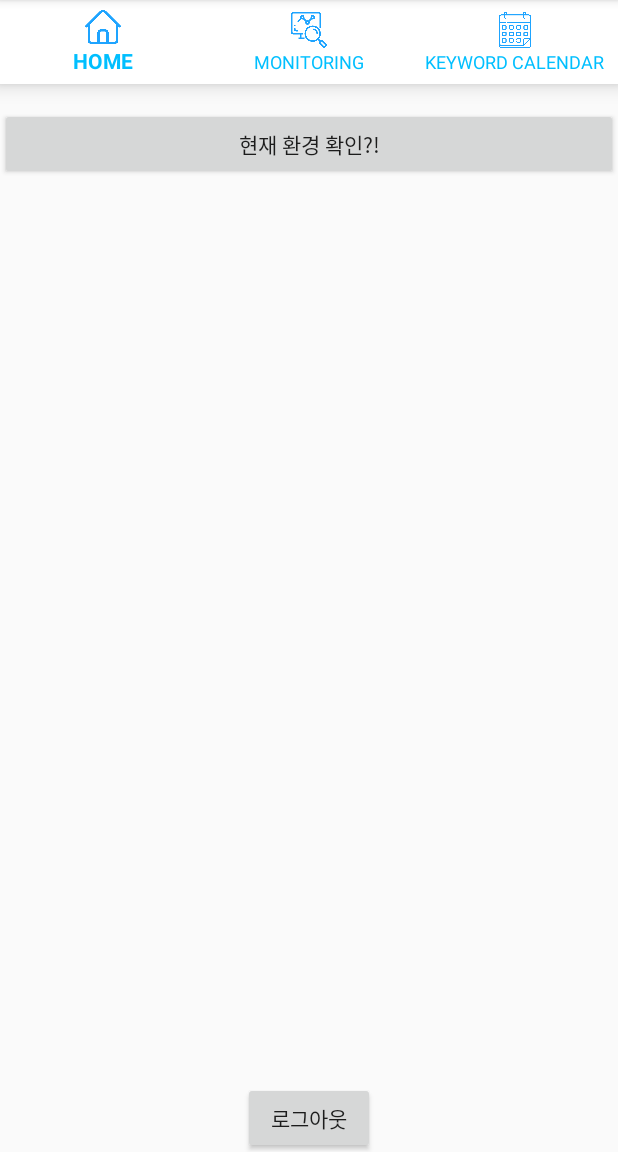
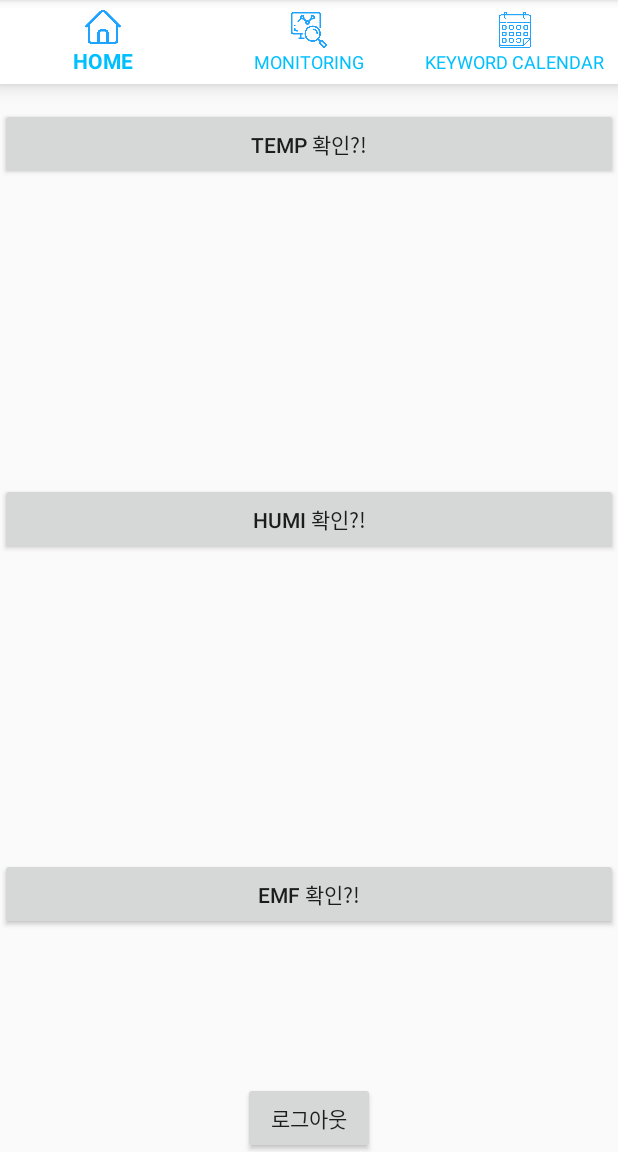
Before and after one commit to coconutstd/OmniAndroid, an Android app: the fragment MonitoringFragment placed in its activity, on a phone screen of 412 x 824 dp, the part 84-1236 px from its top. Run offline under Robolectric (Android 15) with nearby library versions, the phone set to English and light mode, and no system bars; our stand-ins replace ButterKnife; libraries missing offline, so code that uses them is left out: com.amazonaws, com.amazonaws.mobile, com.amplifyframework, com.amplifyframework.core; 1 statement that could not run was skipped.

Commit message:
amplify push please juneui

```diff
--- a/app/src/main/java/com/example/omniandroid/SensorService.kt
+++ b/app/src/main/java/com/example/omniandroid/SensorService.kt
@@ -5,8 +5,20 @@ import retrofit2.http.GET
 import retrofit2.http.Path
 
 interface SensorService {
-    // 온도 확인
-    @GET("dev/sensor/:user")
+
+    // 전체 받아오기
+    @GET("dev/sensor")
     fun sensors(): Call<List<SensorItem>>
 
+    // 온도 확인
+    @GET("dev/sensor/1")
+    fun sensorTemp(): Call<List<SensorItem>>
+
+    @GET("dev/sensor/2")
+    fun sensorHumi(): Call<List<SensorItem>>
+
+    @GET("dev/sensor/3")
+    fun sensorEmf(): Call<List<SensorItem>>
+
+
 }
--- a/app/src/main/java/com/example/omniandroid/fragments/MonitoringFragment.kt
+++ b/app/src/main/java/com/example/omniandroid/fragments/MonitoringFragment.kt
@@ -35,13 +35,21 @@ class MonitoringFragment : Fragment() {
 
         val adapter = CustomAdapter();
         val view = inflater.inflate(R.layout.fragment_monitoring, container, false) as ViewGroup
-        val recyclerView = view.findViewById<View>(R.id.recyclerView) as RecyclerView
+        val recyclerViewTemp = view.findViewById<View>(R.id.recyclerViewTemp) as RecyclerView
+        val recyclerViewHumi = view.findViewById<View>(R.id.recyclerViewHumi) as RecyclerView
+        val recyclerViewEmf = view.findViewById<View>(R.id.recyclerViewEmf) as RecyclerView
+
         val buttonRequestTemp = view.findViewById<View>(R.id.buttonRequestTemp) as Button
-//        val buttonRequestHumi = view.findViewById<View>(R.id.buttonRequestHumi) as Button
-//        val buttonRequestEmf = view.findViewById<View>(R.id.buttonRequestHumi) as Button
+        val buttonRequestHumi = view.findViewById<View>(R.id.buttonRequestHumi) as Button
+        val buttonRequestEmf = view.findViewById<View>(R.id.buttonRequestHumi) as Button
 
-        recyclerView.layoutManager = LinearLayoutManager(context)
-        recyclerView.adapter = adapter
+        recyclerViewTemp.layoutManager = LinearLayoutManager(context)
+        recyclerViewTemp.adapter = adapter
+        recyclerViewHumi.layoutManager = LinearLayoutManager(context)
+        recyclerViewHumi.adapter = adapter
+        recyclerViewEmf.layoutManager = LinearLayoutManager(context)
+        recyclerViewEmf.adapter = adapter
+
 
         val retrofit = Retrofit.Builder()
             .baseUrl("https://4cxysyupk7.execute-api.ap-northeast-2.amazonaws.com/")
@@ -49,8 +57,8 @@ class MonitoringFragment : Fragment() {
             .build()
 
         buttonRequestTemp.setOnClickListener {
-            val sensorService = retrofit.create(SensorService::class.java)
-            sensorService.sensors().enqueue(object : Callback<List<SensorItem>> {
+            val sensorServiceTemp = retrofit.create(SensorService::class.java)
+            sensorServiceTemp.sensorTemp().enqueue(object : Callback<List<SensorItem>> {
                 override fun onResponse(call: Call<List<SensorItem>>, response: Response<List<SensorItem>>) {
                     adapter.sensorList.addAll(response.body() as List<SensorItem>)
                     Log.d("sensorList", "temp들어왔니?!!??")
@@ -64,6 +72,42 @@ class MonitoringFragment : Fragment() {
                 }
             })
         }
+
+        buttonRequestHumi.setOnClickListener {
+            val sensorServiceHumi = retrofit.create(SensorService::class.java)
+            sensorServiceHumi.sensorHumi().enqueue(object : Callback<List<SensorItem>> {
+                override fun onResponse(call: Call<List<SensorItem>>, response: Response<List<SensorItem>>) {
+                    adapter.sensorList.addAll(response.body() as List<SensorItem>)
+                    Log.d("sensorList", "humi들어왔니?!!??")
+                    adapter.notifyDataSetChanged()
+                    Log.d("payloadCheck", adapter.sensorList[1].payload.toString())
+                    // 만약에 이거 제대로 찍히면 sensorList.length만큼 루프 돌아서 수치 비교 후,
+                    // 여기서 푸쉬알림 추가 or 카카오톡 알림 메시지 전송
+                }
+                override fun onFailure(call: Call<List<SensorItem>>, t: Throwable) {
+                    Log.d("sensorList", "humi안들어왔니?!!??")
+                }
+            })
+        }
+
+        buttonRequestEmf.setOnClickListener {
+            val sensorServiceEmf = retrofit.create(SensorService::class.java)
+            sensorServiceEmf.sensorEmf().enqueue(object : Callback<List<SensorItem>> {
+                override fun onResponse(call: Call<List<SensorItem>>, response: Response<List<SensorItem>>) {
+                    adapter.sensorList.addAll(response.body() as List<SensorItem>)
+                    Log.d("sensorList", "emf들어왔니?!!??")
+                    adapter.notifyDataSetChanged()
+                    Log.d("payloadCheck", adapter.sensorList[1].payload.toString())
+                    // 만약에 이거 제대로 찍히면 sensorList.length만큼 루프 돌아서 수치 비교 후,
+                    // 여기서 푸쉬알림 추가 or 카카오톡 알림 메시지 전송
+                }
+                override fun onFailure(call: Call<List<SensorItem>>, t: Throwable) {
+                    Log.d("sensorList", "emf안들어왔니?!!??")
+                }
+            })
+        }
+
+
         // Inflate the layout for this fragment
         return view
     }
--- a/app/src/main/res/layout/fragment_monitoring.xml
+++ b/app/src/main/res/layout/fragment_monitoring.xml
@@ -14,10 +14,46 @@
             android:id="@+id/buttonRequestTemp"
             android:layout_width="match_parent"
             android:layout_height="wrap_content"
-            android:text="현재 환경 확인?!" />
+            android:text="temp 확인?!" />
 
         <androidx.recyclerview.widget.RecyclerView
-            android:id="@+id/recyclerView"
+            android:id="@+id/recyclerViewTemp"
+            android:layout_width="match_parent"
+            android:layout_height="153dp" />
+    </LinearLayout>
+
+    <LinearLayout
+        android:layout_width="match_parent"
+        android:layout_height="wrap_content"
+        android:orientation="vertical"
+        android:layout_marginTop="250dp">
+
+        <Button
+            android:id="@+id/buttonRequestHumi"
+            android:layout_width="match_parent"
+            android:layout_height="wrap_content"
+            android:text="humi 확인?!" />
+
+        <androidx.recyclerview.widget.RecyclerView
+            android:id="@+id/recyclerViewHumi"
+            android:layout_width="match_parent"
+            android:layout_height="153dp" />
+    </LinearLayout>
+
+    <LinearLayout
+        android:layout_width="match_parent"
+        android:layout_height="wrap_content"
+        android:orientation="vertical"
+        android:layout_marginTop="500dp">
+
+        <Button
+            android:id="@+id/buttonRequestEmf"
+            android:layout_width="match_parent"
+            android:layout_height="wrap_content"
+            android:text="emf 확인?!" />
+
+        <androidx.recyclerview.widget.RecyclerView
+            android:id="@+id/recyclerViewEmf"
             android:layout_width="match_parent"
             android:layout_height="153dp" />
     </LinearLayout>
```
Also changed, not shown: 1 other file.
